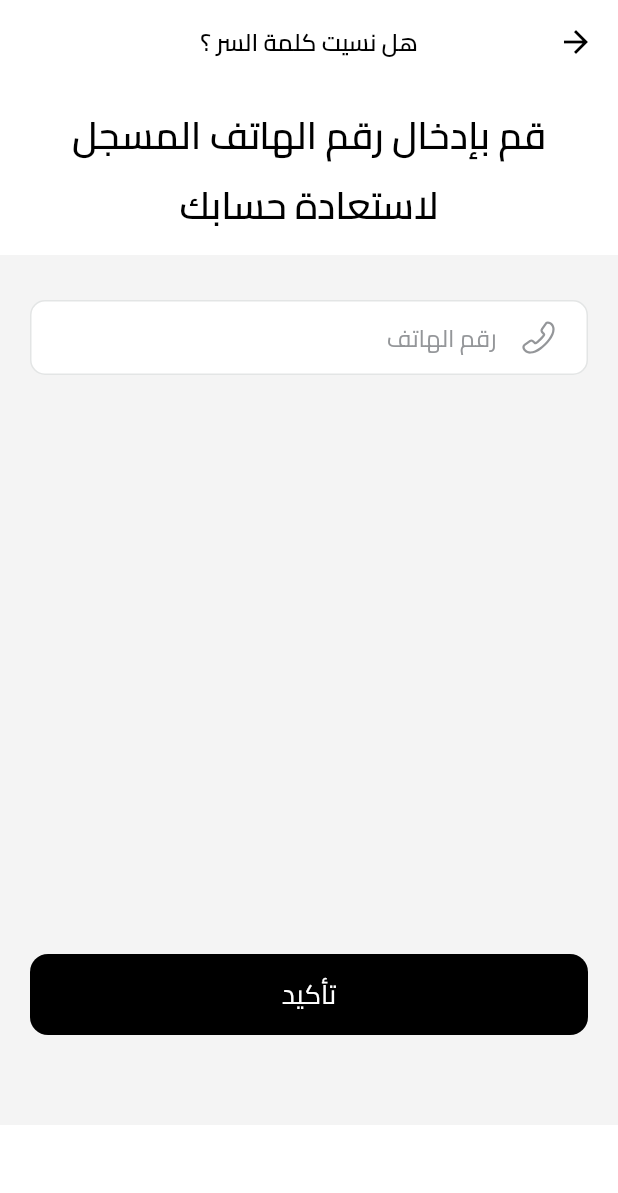
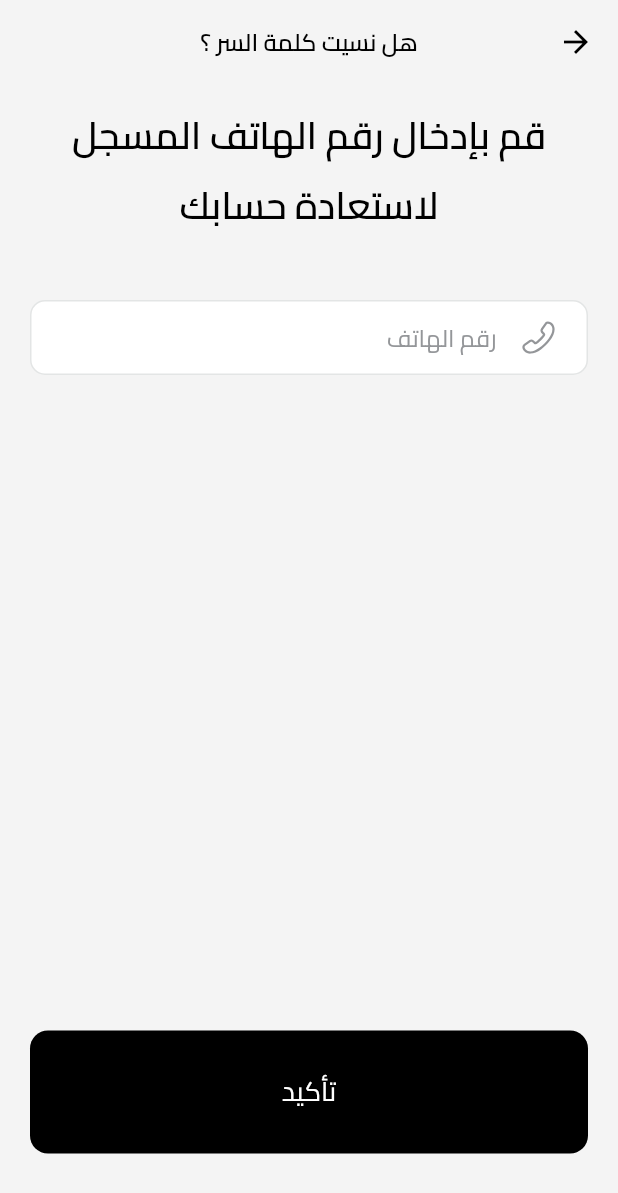
Before and after one commit to Abdelrhman-223/logeste, a Flutter app: the ForgetPasswordPage screen opened directly, on a phone screen of 412 x 824 dp. Shown: the top 1193 px of the screen. Run offline on Flutter 3.47's test engine with Material 2 defaults, Android fonts, the phone set to English and light mode, and no system bars; our stand-ins replace animated_splash_screen, flutter_svg, pin_code_fields, smooth_page_indicator.

Commit message:
Update Forget password pages and some other changes

```diff
--- a/lib/core/components/custom_button.dart
+++ b/lib/core/components/custom_button.dart
@@ -21,6 +21,7 @@ class CustomButton extends StatelessWidget {
     return GestureDetector(
       onTap: buttonFunc,
       child: Container(
+        height: 60,
         width: buttonWidth,
         alignment: Alignment.center,
         margin: const EdgeInsets.symmetric(vertical: 10),
--- a/lib/core/widget/app_scaffold.dart
+++ b/lib/core/widget/app_scaffold.dart
@@ -9,11 +9,12 @@ class AppScaffold extends StatelessWidget {
   final bool? isDrawer;
   final PreferredSizeWidget? appBar;
   final Color? backgroundAppBar;
+  final Color? backgroundColor;
   final Widget? bottomSheet;
   final Widget? bottomNavigationBar;
 
-  const AppScaffold(
-      {Key? key,
+  const AppScaffold({
+    Key? key,
     this.title,
     required this.body,
     this.floatingActionButton,
@@ -21,19 +22,21 @@ class AppScaffold extends StatelessWidget {
     this.appBar,
     this.backgroundAppBar,
     this.bottomSheet,
-      this.bottomNavigationBar})
-      : super(key: key);
+    this.bottomNavigationBar,
+    this.backgroundColor,
+  }) : super(key: key);
 
   @override
   Widget build(BuildContext context) {
     return Scaffold(
-      resizeToAvoidBottomInset: false, // this code remove the keyboard overflow.
+      resizeToAvoidBottomInset: false,
+      // this code remove the keyboard overflow.
       drawer: isDrawer! ? const CommonDrawer() : null,
       //SafeArea to save content from the phone top par.
       body: SafeArea(
         child: body,
       ),
-      backgroundColor: AppColors.appBackgroundColor,
+      backgroundColor: backgroundColor ?? AppColors.appBackgroundColor,
       floatingActionButton: floatingActionButton,
       bottomSheet: bottomSheet,
       bottomNavigationBar: bottomNavigationBar,
--- a/lib/login/presentation/pages/forget_password_page.dart
+++ b/lib/login/presentation/pages/forget_password_page.dart
@@ -17,15 +17,51 @@ class ForgetPasswordPage extends StatelessWidget {
     EnterPinCode(),
     NewPassword(),
   ];
+
   @override
   Widget build(BuildContext context) {
     return AppScaffold(
       isDrawer: false,
-      appBar: loginAppBar(AppStrings.forgetPassAppbarTitle),
-      body: PageView(
-        physics: const NeverScrollableScrollPhysics(),
-        controller: pageController,
-        children: pages,
+      appBar: loginAppBar(
+        AppStrings.forgetPassAppbarTitle,
+        AppColors.loginTabsBackgroundColor,
+      ),
+      backgroundColor: AppColors.loginTabsBackgroundColor,
+      body: Column(
+        children: [
+          Expanded(
+            flex: 3,
+            child: PageView(
+              physics: const NeverScrollableScrollPhysics(),
+              controller: pageController,
+              children: pages,
+            ),
+          ),
+          Expanded(
+            flex: 1,
+            child: Container(
+              padding: const EdgeInsets.symmetric(vertical: 45, horizontal: 20),
+              child: CustomButton(
+                buttonText: AppStrings.forgetPassPageButtonText,
+                buttonColor: AppColors.appIconsColor,
+                buttonFunc: () {
+                  if (pageController.page == 0) {
+                    print("From Enter Phone Number Page");
+                  } else if (pageController.page == 1) {
+                    print("From Enter Pin code Page");
+                  } else {
+                    print("From Enter New Password Page");
+                  }
+                  pageController.nextPage(
+                    duration: const Duration(microseconds: 100),
+                    curve: Curves.easeInOut,
+                  );
+                },
+                buttonTextColor: AppColors.appTextColorWhite,
+              ),
+            ),
+          ),
+        ],
       ),
     );
   }
--- a/lib/login/presentation/pages/forget_password_sub_pages/enter_phone_number.dart
+++ b/lib/login/presentation/pages/forget_password_sub_pages/enter_phone_number.dart
@@ -18,7 +18,9 @@ class EnterPhoneNumber extends StatelessWidget {
     return Column(
       crossAxisAlignment: CrossAxisAlignment.center,
       children: [
-        Padding(
+        Container(
+          color: AppColors.loginTabsBackgroundColor,
+          child: Padding(
             padding: const EdgeInsets.symmetric(vertical: 10, horizontal: 25),
             child: Text(
               AppStrings.enterPhonePageTitle,
@@ -30,10 +32,11 @@ class EnterPhoneNumber extends StatelessWidget {
               ),
             ),
           ),
+        ),
         Container(
           padding: const EdgeInsets.fromLTRB(20, 20, 20, 0),
           color: AppColors.loginTabsBackgroundColor,
-          height: 580,
+          //height: 580,
           width: double.infinity,
           child: Column(
             mainAxisAlignment: MainAxisAlignment.spaceBetween,
@@ -44,7 +47,7 @@ class EnterPhoneNumber extends StatelessWidget {
                 iconPath: IconPaths.callTwoTone,
                 isPhoneField: true,
               ),
-              Padding(
+              /*Padding(
                 padding: const EdgeInsets.only(bottom: 50),
                 child: CustomButton(
                   buttonText: AppStrings.forgetPassPageButtonText,
@@ -52,7 +55,7 @@ class EnterPhoneNumber extends StatelessWidget {
                   buttonFunc: () {},
                   buttonTextColor: AppColors.appTextColorWhite,
                 ),
-              ),
+              ),*/
             ],
           ),
         )
--- a/lib/login/presentation/widgets/common_appbar.dart
+++ b/lib/login/presentation/widgets/common_appbar.dart
@@ -4,7 +4,7 @@ import '../../../core/utils/colors.dart';
 import '../../../core/utils/fonts.dart';
 import '../../../core/utils/strings.dart';
 
-PreferredSizeWidget loginAppBar(String title) {
+PreferredSizeWidget loginAppBar(String title, Color appbarColor) {
     return AppBar(
       centerTitle: true,
       iconTheme: IconThemeData(color: AppColors.appIconsColor),
@@ -15,7 +15,7 @@ PreferredSizeWidget loginAppBar(String title) {
         fontWeight: FontWeight.w600,
         fontFamily: AppFonts.appFontFamily,
       ),
-      backgroundColor: AppColors.appBackgroundColor,
+      backgroundColor: appbarColor,
       shadowColor: Colors.transparent,
     );
   }
```
Also changed, not shown: lib/login/presentation/pages/finish_captain_signing.dart (+12 -5 lines), lib/login/presentation/pages/forget_password_sub_pages/enter_pin_code.dart (+7 -4 lines), lib/login/presentation/pages/forget_password_sub_pages/new_password.dart (+7 -4 lines), lib/login/presentation/pages/login_page.dart (+12 -5 lines), lib/login/presentation/pages/sign_up_page.dart (+7 -4 lines), lib/login/presentation/widgets/upload_images_container.dart (+11 -3 lines). Lines whose indentation alone changed are shown as unchanged.
